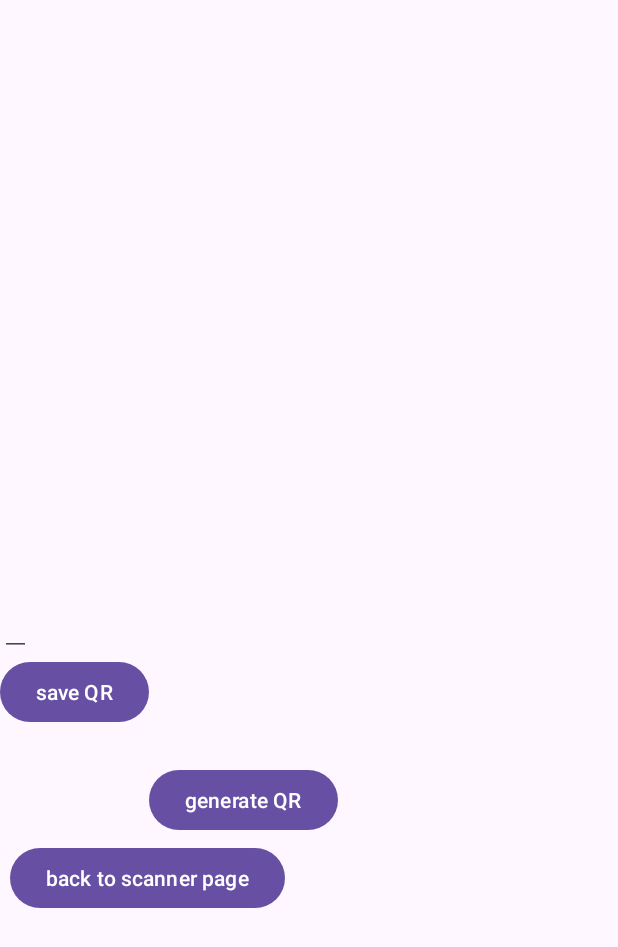
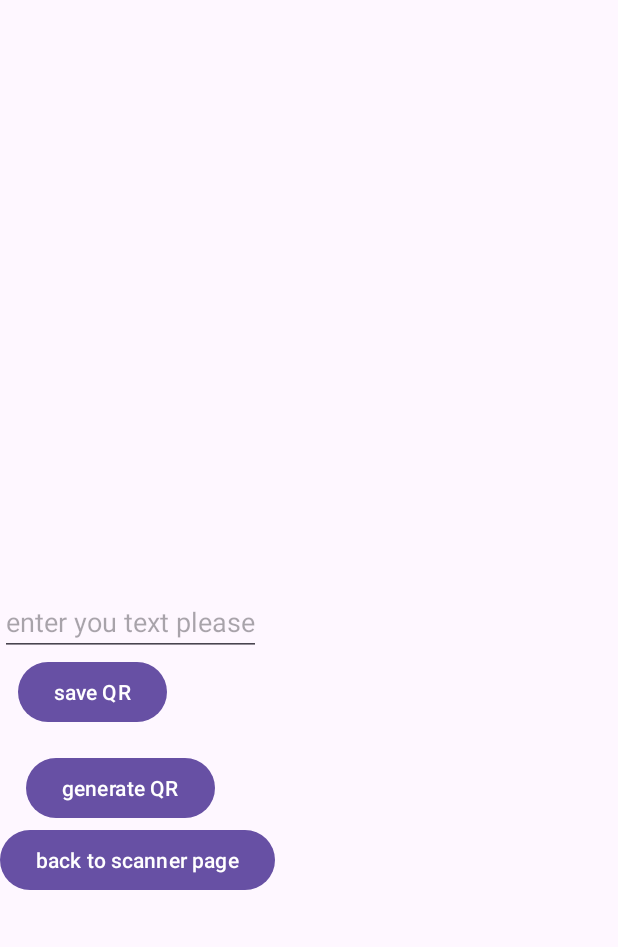
Before and after one commit to uoseftalaat/QRcodeMaker, an Android app: the QrGeneratorFragment screen opened through its navigation route, after a tap on "save QR", on a phone screen of 412 x 824 dp. Shown: the top 947 px of the screen. Run offline under Robolectric (Android 15) with nearby library versions, the phone set to English and light mode, and no system bars; libraries missing offline, so code that uses them is left out: androidmads.library.qrgenearator, com.budiyev.android; 4 statements that could not run were skipped.

Commit message:
final touches

```diff
--- a/app/src/main/java/com/example/qrcode/others/Constants.kt
+++ b/app/src/main/java/com/example/qrcode/others/Constants.kt
@@ -3,4 +3,5 @@ package com.example.qrcode.others
 object Constants {
     const val CAMERA_REQUEST_CODE = 80
     const val WRITE_EXTERNAL_STORAGE_CODE = 20
+    const val IMAGE_SET_VALUE = "set"
 }
--- a/app/src/main/java/com/example/qrcode/ui/QrGeneratorFragment.kt
+++ b/app/src/main/java/com/example/qrcode/ui/QrGeneratorFragment.kt
@@ -18,6 +18,7 @@ import androidx.fragment.app.Fragment
 import androidx.navigation.Navigation
 import com.example.qrcode.R
 import com.example.qrcode.databinding.FragmentQrGenneratorBinding
+import com.example.qrcode.others.Constants.IMAGE_SET_VALUE
 import com.google.zxing.WriterException
 
 
@@ -29,20 +30,24 @@ class QrGeneratorFragment : Fragment() {
         savedInstanceState: Bundle?
     ): View? {
         binding = FragmentQrGenneratorBinding.inflate(inflater,container,false)
-
         binding.buttonGenerate.setOnClickListener{
-            if(binding.inputvalue.toString().isNotEmpty()){
+            if(binding.inputvalue.text.toString().isNotEmpty()){
                 createQR()
             }
             else{
-
+                Toast.makeText(context,"please enter valid text",Toast.LENGTH_SHORT).show()
             }
         }
         binding.buttonToScan.setOnClickListener{
             Navigation.findNavController(binding.root).navigate(R.id.action_qrGenneratorFragment_to_qrScannerFragment)
         }
         binding.saveImage.setOnClickListener{
-            saveImage()
+            if(binding.imageView.tag == IMAGE_SET_VALUE){
+                saveImage()
+            }
+            else{
+                Toast.makeText(context,"you didn't do any qr yet",Toast.LENGTH_SHORT).show()
+            }
         }
         return binding.root
     }
@@ -56,6 +61,7 @@ class QrGeneratorFragment : Fragment() {
             bitmap = qrgEncoder.getBitmap(0)
             // Setting Bitmap to ImageView
             binding.imageView.setImageBitmap(bitmap)
+            binding.imageView.tag = IMAGE_SET_VALUE
 
         } catch (e: WriterException) {
             Log.v(TAG, e.toString())
--- a/app/src/main/res/layout/fragment_qr_gennerator.xml
+++ b/app/src/main/res/layout/fragment_qr_gennerator.xml
@@ -4,7 +4,8 @@
     xmlns:tools="http://schemas.android.com/tools"
     android:layout_width="match_parent"
     android:layout_height="match_parent"
-    tools:context=".ui.QrGeneratorFragment">
+    tools:context=".ui.QrGeneratorFragment"
+    >
 
     <ImageView
         android:id="@+id/image_view"
@@ -15,10 +16,13 @@
         app:layout_constraintHorizontal_bias="0.0"
         app:layout_constraintStart_toStartOf="parent"
         app:layout_constraintTop_toTopOf="parent"
+        android:tag="drawable_name"
         app:layout_constraintVertical_bias="0.187"></ImageView>
 
     <EditText
         android:id="@+id/inputvalue"
+        android:hint="enter you text please"
+        android:textAlignment="center"
         android:layout_width="match_parent"
         android:layout_height="wrap_content"
         app:layout_constraintBottom_toBottomOf="parent"
@@ -30,23 +34,22 @@
         android:id="@+id/button_generate"
         android:layout_width="wrap_content"
         android:layout_height="wrap_content"
+        android:layout_marginEnd="40dp"
         android:text="generate QR"
         app:layout_constraintBottom_toBottomOf="parent"
         app:layout_constraintEnd_toEndOf="parent"
-        app:layout_constraintHorizontal_bias="0.83"
-        app:layout_constraintStart_toStartOf="parent"
         app:layout_constraintTop_toBottomOf="@+id/inputvalue"
-        app:layout_constraintVertical_bias="0.559" />
+        app:layout_constraintVertical_bias="0.501" />
 
     <Button
         android:id="@+id/button_to_scan"
         android:layout_width="wrap_content"
         android:layout_height="wrap_content"
-        android:layout_marginBottom="4dp"
+        android:layout_marginBottom="16dp"
         android:text="back to scanner page"
         app:layout_constraintBottom_toBottomOf="parent"
         app:layout_constraintEnd_toEndOf="parent"
-        app:layout_constraintHorizontal_bias="0.11"
+        app:layout_constraintHorizontal_bias="0.544"
         app:layout_constraintStart_toStartOf="parent"></Button>
 
     <Button
@@ -55,12 +58,13 @@
         android:layout_height="wrap_content"
         android:layout_marginBottom="128dp"
         android:text="save QR"
+
         app:layout_constraintBottom_toBottomOf="parent"
-        app:layout_constraintEnd_toStartOf="@+id/button_generate"
-        app:layout_constraintHorizontal_bias="0.551"
+        app:layout_constraintEnd_toEndOf="parent"
+        app:layout_constraintHorizontal_bias="0.144"
         app:layout_constraintStart_toStartOf="parent"
         app:layout_constraintTop_toBottomOf="@+id/inputvalue"
-        app:layout_constraintVertical_bias="0.988"></Button>
+        app:layout_constraintVertical_bias="1.0"></Button>
 
 
 </androidx.constraintlayout.widget.ConstraintLayout>
--- a/build.gradle
+++ b/build.gradle
@@ -1,6 +1,6 @@
 // Top-level build file where you can add configuration options common to all sub-projects/modules.
 plugins {
-    id 'com.android.application' version '8.0.2' apply false
-    id 'com.android.library' version '8.0.2' apply false
+    id 'com.android.application' version '8.1.1' apply false
+    id 'com.android.library' version '8.1.1' apply false
     id 'org.jetbrains.kotlin.android' version '1.8.20' apply false
 }
```
